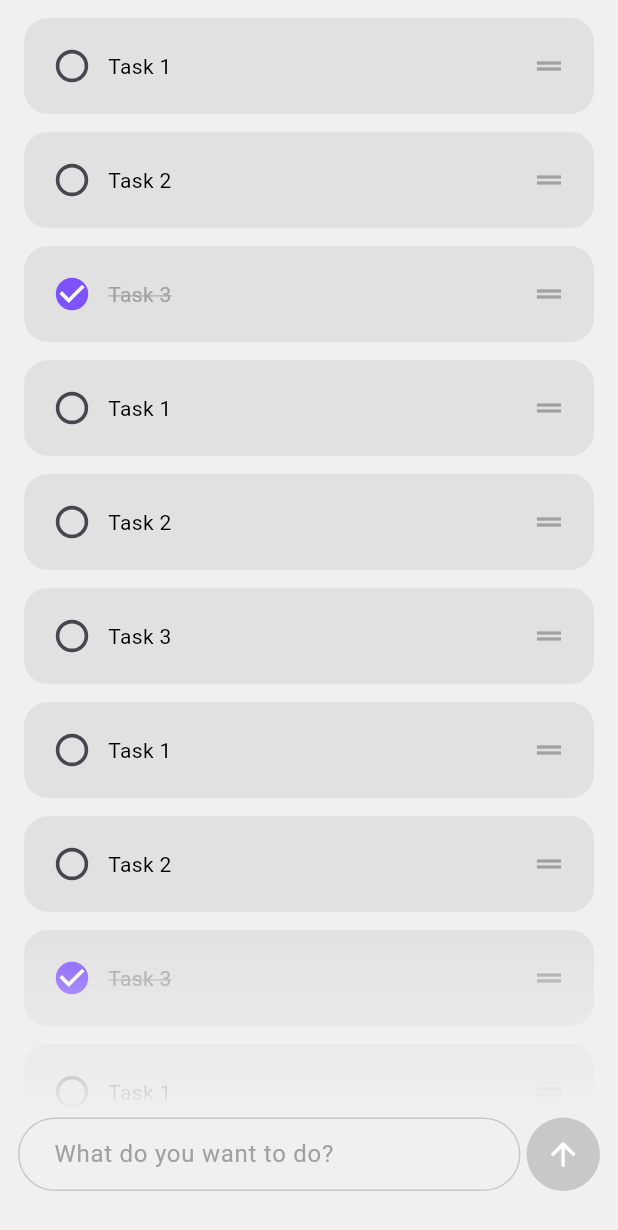
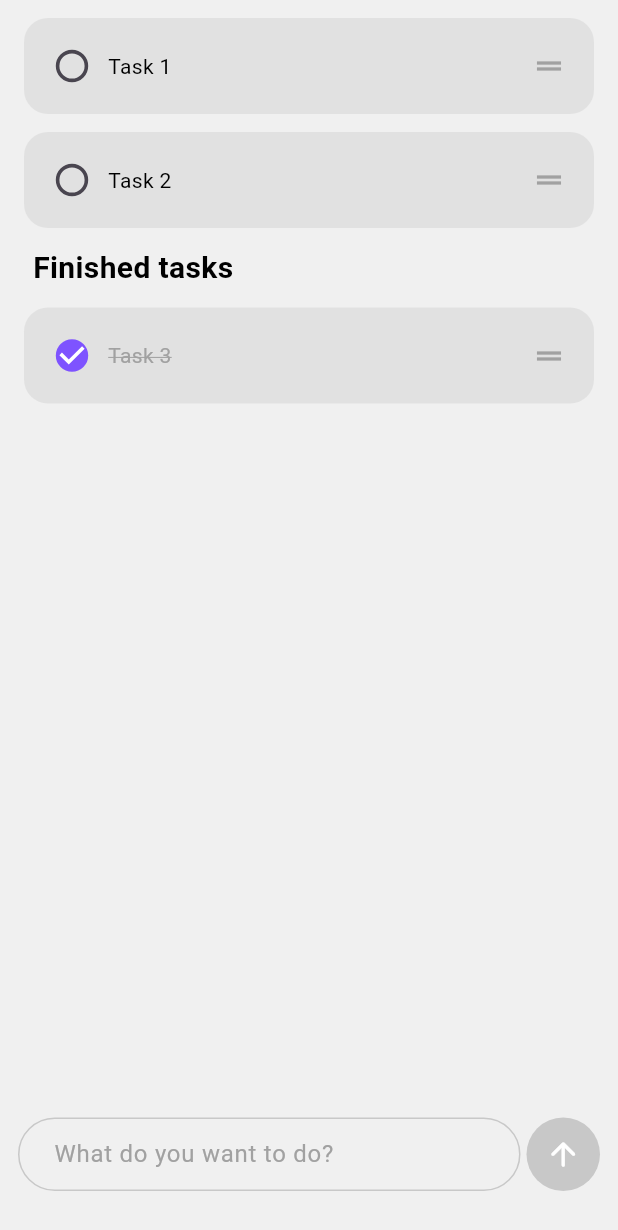
Before and after one commit to Lund2005/simple_todo_app, a Flutter app: the screen it shows after launch, on a phone screen of 412 x 824 dp. Shown: the top 1230 px of the screen. Run offline on Flutter 3.47's test engine with Material 3 defaults, Android fonts, the phone set to English and light mode, and no system bars.

Commit message:
Added task grouping and fixed dragging bug

```diff
--- a/lib/home_page.dart
+++ b/lib/home_page.dart
@@ -1,4 +1,5 @@
 import 'package:flutter/material.dart';
+import 'package:simple_todo/listview_subheading.dart';
 import 'package:simple_todo/sending_textfield.dart';
 import 'package:simple_todo/todo_list_tile.dart';
 import 'package:simple_todo/util/color_palette.dart';
@@ -12,27 +13,24 @@ class HomePage extends StatefulWidget {
 
 class _HomePageState extends State<HomePage> {
   //variables
-  List<Task> todos = [
-    Task(name: 'Task 1'),
-    Task(name: 'Task 2'),
-    Task(name: 'Task 3', done: true),
-    Task(name: 'Task 1'),
-    Task(name: 'Task 2'),
-    Task(name: 'Task 3'),
-    Task(name: 'Task 1'),
-    Task(name: 'Task 2'),
-    Task(name: 'Task 3', done: true),
-    Task(name: 'Task 1'),
-    Task(name: 'Task 2'),
-    Task(name: 'Task 3', done: true),
-  ];
+  List<Task> todos = [Task(name: 'Task 1'), Task(name: 'Task 2')];
+  List<Task> finished = [Task(name: 'Task 3')];
+
   final _addingFieldController = TextEditingController();
 
   //checkbox of a task was changed
   void checkBoxChanged(bool? value, int index) {
-    setState(() {
-      todos[index].done = value!;
-    });
+    if (value!) {
+      setState(() {
+        finished.insert(0, todos[index]);
+        todos.removeAt(index);
+      });
+    } else {
+      setState(() {
+        todos.add(finished[index]);
+        finished.removeAt(index);
+      });
+    }
   }
 
   //create new task
@@ -44,14 +42,25 @@ class _HomePageState extends State<HomePage> {
     _addingFieldController.clear();
   }
 
-  //reorder task list after user reordered list view tiles
-  void reorderList(oldindex, newindex) {
+  //reorder todos list after user reordered list view tiles
+  void reorderTodos(oldindex, newindex) {
     if (oldindex < newindex) {
       newindex--;
     }
     setState(() {
       var element = todos.removeAt(oldindex);
       todos.insert(newindex, element);
+    });
+  }
+
+  //reorder finished tasks
+  void reorderFinished(oldindex, newindex) {
+    if (oldindex < newindex) {
+      newindex--;
+    }
+    setState(() {
+      var element = finished.removeAt(oldindex);
+      finished.insert(newindex, element);
     });
   }
 
@@ -77,6 +86,7 @@ class _HomePageState extends State<HomePage> {
 
             child: ListView(
               children: [
+                //tasks in progress
                 ReorderableListView.builder(
                   physics: ScrollPhysics(),
                   shrinkWrap: true,
@@ -84,7 +94,7 @@ class _HomePageState extends State<HomePage> {
                   proxyDecorator: (child, index, animation) {
                     return Material(color: Colors.transparent, child: child);
                   },
-                  onReorder: reorderList,
+                  onReorder: reorderTodos,
                   itemCount: todos.length,
                   itemBuilder: (context, index) {
                     Task cur = todos[index];
@@ -130,12 +140,79 @@ class _HomePageState extends State<HomePage> {
                         key: ValueKey(cur.id),
                         index: index,
                         taskName: cur.name,
-                        taskCompleted: cur.done,
+                        taskCompleted: false,
+                        environmentalContent: todos,
                         onChanged: (value) => checkBoxChanged(value, index),
                       ),
                     );
                   },
                 ),
+                //finished subheading
+                finished.isNotEmpty
+                    ? ListSubheading(text: 'Finished tasks')
+                    : SizedBox(height: 0),
+                //listview for finished tasks
+                ReorderableListView.builder(
+                  physics: ScrollPhysics(),
+                  shrinkWrap: true,
+                  buildDefaultDragHandles: false,
+                  proxyDecorator: (child, index, animation) {
+                    return Material(color: Colors.transparent, child: child);
+                  },
+                  onReorder: reorderFinished,
+                  itemCount: finished.length,
+                  itemBuilder: (context, index) {
+                    Task cur = finished[index];
+                    return Dismissible(
+                      //Dismissable key, needs to be unique
+                      key: Key(cur.id),
+                      direction: DismissDirection.endToStart,
+                      background: Padding(
+                        padding: const EdgeInsets.only(
+                          left: 16,
+                          right: 16,
+                          top: 12,
+                        ),
+                        child: Container(
+                          decoration: BoxDecoration(
+                            color: ColorPalette.errorContainer,
+                            borderRadius: BorderRadius.circular(16),
+                            gradient: LinearGradient(
+                              colors: [
+                                ColorPalette.background,
+                                ColorPalette.errorContainer,
+                              ],
+                              begin: Alignment.center,
+                            ),
+                          ),
+                          alignment: Alignment.centerRight,
+                          child: Padding(
+                            padding: const EdgeInsets.only(right: 20),
+                            child: Icon(
+                              Icons.delete,
+                              color: ColorPalette.error,
+                            ),
+                          ),
+                        ),
+                      ),
+                      onDismissed: (direction) {
+                        setState(() {
+                          finished.removeAt(index);
+                        });
+                      },
+                      child: TodoListTile(
+                        //List tile key (needs to be specific to the index)
+                        key: ValueKey(cur.id),
+                        index: index,
+                        taskName: cur.name,
+                        taskCompleted: true,
+                        environmentalContent: finished,
+                        onChanged: (value) => checkBoxChanged(value, index),
+                      ),
+                    );
+                  },
+                ),
+                //sized box to be able to view all of the tasks
                 SizedBox(height: 128),
               ],
             ),
@@ -155,7 +232,6 @@ class _HomePageState extends State<HomePage> {
 class Task {
   String id;
   String name;
-  bool done;
 
-  Task({required this.name, this.done = false}) : id = UniqueKey().toString();
+  Task({required this.name}) : id = UniqueKey().toString();
 }
--- /dev/null
+++ b/lib/listview_subheading.dart
@@ -0,0 +1,23 @@
+import 'package:flutter/material.dart';
+import 'package:simple_todo/util/color_palette.dart';
+
+class ListSubheading extends StatelessWidget {
+  final String text;
+
+  const ListSubheading({super.key, required this.text});
+
+  @override
+  Widget build(BuildContext context) {
+    return Padding(
+      padding: const EdgeInsets.only(left: 22, right: 22, top: 12),
+      child: Text(
+        text,
+        style: TextStyle(
+          color: ColorPalette.onBackground,
+          fontSize: 20,
+          fontWeight: FontWeight.bold,
+        ),
+      ),
+    );
+  }
+}
--- a/lib/todo_list_tile.dart
+++ b/lib/todo_list_tile.dart
@@ -1,12 +1,13 @@
 import 'package:flutter/material.dart';
 import 'package:simple_todo/util/color_palette.dart';
 
-class TodoListTile extends StatelessWidget {
+class TodoListTile extends StatefulWidget {
   //variables
   final int index;
   final String taskName;
   final bool taskCompleted;
   final Function(bool?)? onChanged;
+  final List environmentalContent;
 
   const TodoListTile({
     super.key,
@@ -14,7 +15,21 @@ class TodoListTile extends StatelessWidget {
     required this.taskName,
     required this.taskCompleted,
     required this.onChanged,
+    required this.environmentalContent,
   });
+
+  @override
+  State<TodoListTile> createState() => _TodoListTileState();
+}
+
+class _TodoListTileState extends State<TodoListTile> {
+  bool enableDragging = true;
+
+  void setDragging(bool enabled) {
+    setState(() {
+      enableDragging = enabled;
+    });
+  }
 
   @override
   Widget build(BuildContext context) {
@@ -32,8 +47,8 @@ class TodoListTile extends StatelessWidget {
             Transform.scale(
               scale: 1.2,
               child: Checkbox(
-                value: taskCompleted,
-                onChanged: onChanged,
+                value: widget.taskCompleted,
+                onChanged: widget.onChanged,
                 checkColor: ColorPalette.onPrimary,
                 activeColor: ColorPalette.primary,
                 shape: RoundedRectangleBorder(
@@ -44,19 +59,19 @@ class TodoListTile extends StatelessWidget {
             ),
             //Task name
             Text(
-              taskName,
+              widget.taskName,
               style: TextStyle(
                 color:
-                    taskCompleted
+                    widget.taskCompleted
                         ? ColorPalette.tertiary
                         : ColorPalette.onContainer,
                 decorationColor:
-                    taskCompleted
+                    widget.taskCompleted
                         ? ColorPalette.tertiary
                         : ColorPalette.onContainer,
                 fontSize: 14,
                 decoration:
-                    taskCompleted
+                    widget.taskCompleted
                         ? TextDecoration.lineThrough
                         : TextDecoration.none,
               ),
@@ -68,7 +83,8 @@ class TodoListTile extends StatelessWidget {
                 alignment: Alignment.centerRight,
                 //drag handle with icon
                 child: ReorderableDragStartListener(
-                  index: index,
+                  enabled: widget.environmentalContent.length > 1,
+                  index: widget.index,
                   child: Icon(Icons.drag_handle, color: ColorPalette.tertiary),
                 ),
               ),
```
Also changed, not shown: 1 other file.
